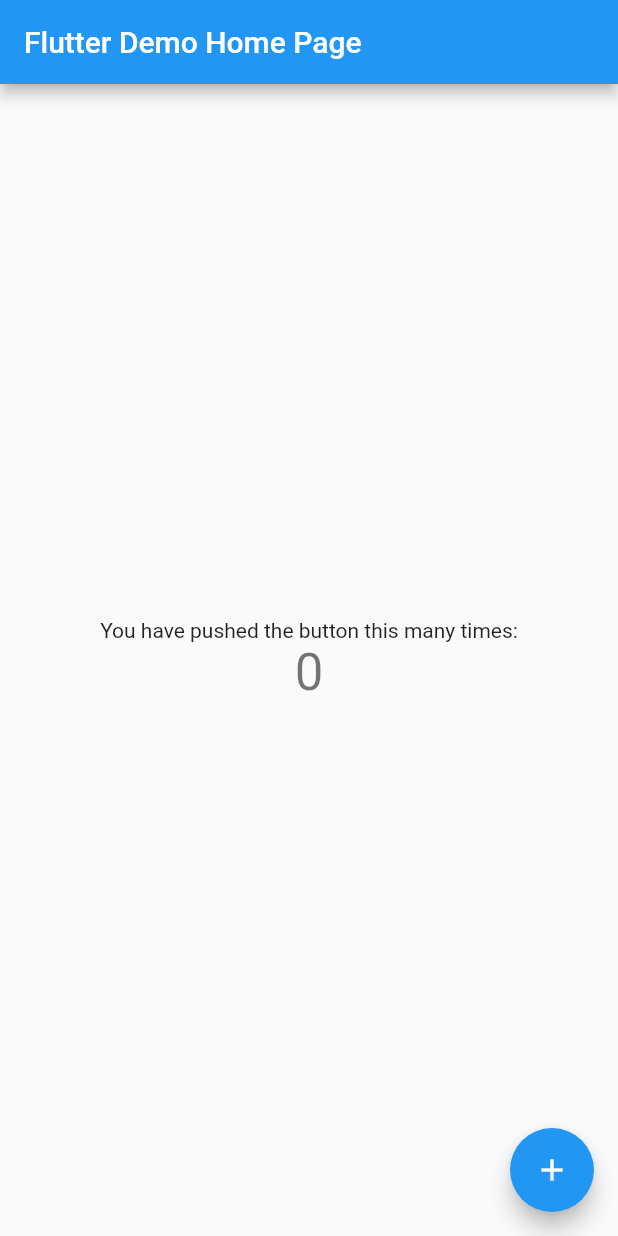
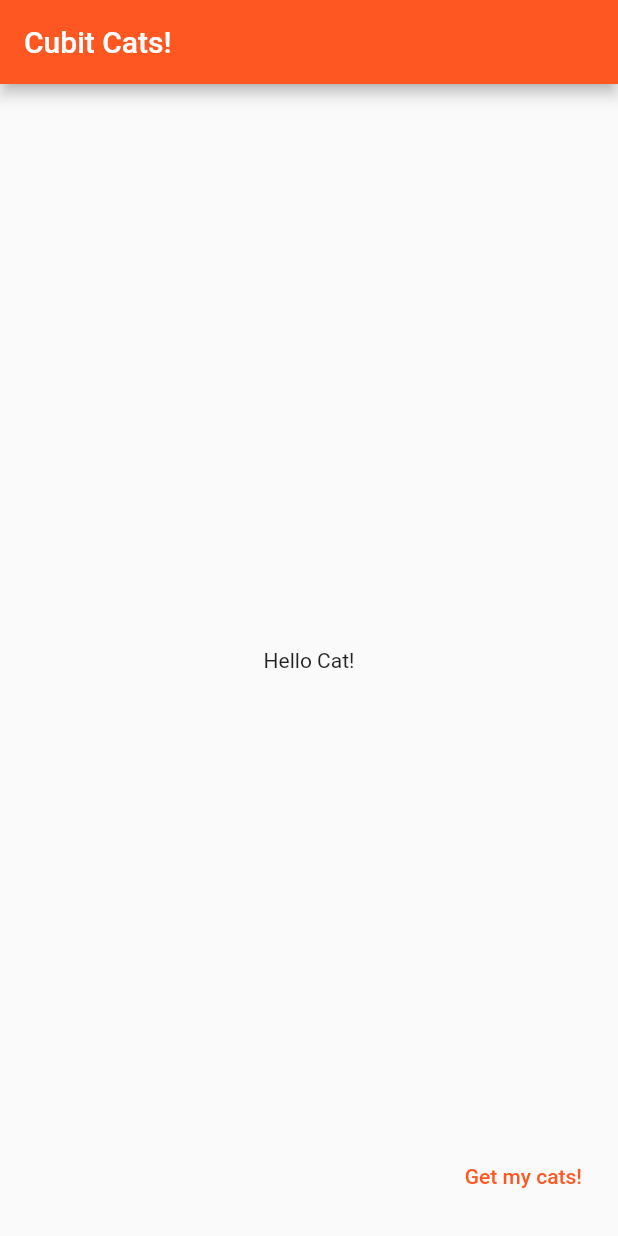
Before and after one commit to armagangok/bloc_cubit_pattern, a Flutter app: the screen it shows after launch, on a phone screen of 412 x 824 dp. Run offline on Flutter 3.47's test engine with Material 2 defaults, Android fonts, the phone set to English and light mode, and no system bars; our stand-ins replace flutter_bloc.

Commit message:
polished and published!

```diff
--- /dev/null
+++ b/lib/cubit/cat_cubit.dart
@@ -0,0 +1,22 @@
+import 'package:bloc_pattern/repository/cat_repository.dart';
+import 'package:flutter_bloc/flutter_bloc.dart';
+
+import 'cat_state.dart';
+
+class CatCubit extends Cubit<CatState> {
+  CatCubit(this._catRepository) : super(const CatInitial());
+
+  final CatRepository _catRepository;
+
+  Future<void> getCats() async {
+    try {
+      emit(const CatLoading());
+      await Future.delayed(const Duration(seconds: 3));
+      final response = await _catRepository.getCats();
+      emit(CatCompleted(response));
+    } on NetworkError catch (error) {
+
+      emit(CatError(error.message));
+    }
+  }
+}
--- /dev/null
+++ b/lib/cubit/cat_state.dart
@@ -0,0 +1,37 @@
+// ignore_for_file: avoid_renaming_method_parameters
+
+import 'package:bloc_pattern/model/cat_model.dart';
+import 'package:flutter/foundation.dart';
+
+abstract class CatState {
+  const CatState();
+}
+
+class CatInitial extends CatState {
+  const CatInitial();
+}
+
+class CatLoading extends CatState {
+  const CatLoading();
+}
+
+class CatCompleted extends CatState {
+  final List<CatModel> response;
+  const CatCompleted(this.response);
+
+  @override
+  bool operator ==(Object o) {
+    if (identical(this, o)) return true;
+
+    return o is CatCompleted && listEquals(o.response, response);
+  }
+
+  @override
+  int get hashCode => response.hashCode;
+}
+
+class CatError extends CatState {
+  final String message;
+
+  const CatError(this.message);
+}
--- a/lib/main.dart
+++ b/lib/main.dart
@@ -1,4 +1,8 @@
+import 'package:bloc_pattern/cubit/cat_cubit.dart';
+import 'package:bloc_pattern/repository/cat_repository.dart';
+import 'package:bloc_pattern/view/cat_view.dart';
 import 'package:flutter/material.dart';
+import 'package:flutter_bloc/flutter_bloc.dart';
 
 void main() {
   runApp(const MyApp());
@@ -7,109 +11,19 @@ void main() {
 class MyApp extends StatelessWidget {
   const MyApp({Key? key}) : super(key: key);
 
-  // This widget is the root of your application.
   @override
   Widget build(BuildContext context) {
     return MaterialApp(
       title: 'Flutter Demo',
       theme: ThemeData(
-        // This is the theme of your application.
-        //
-        // Try running your application with "flutter run". You'll see the
-        // application has a blue toolbar. Then, without quitting the app, try
-        // changing the primarySwatch below to Colors.green and then invoke
-        // "hot reload" (press "r" in the console where you ran "flutter run",
-        // or simply save your changes to "hot reload" in a Flutter IDE).
-        // Notice that the counter didn't reset back to zero; the application
-        // is not restarted.
-        primarySwatch: Colors.blue,
+        primarySwatch: Colors.deepOrange,
       ),
-      home: const MyHomePage(title: 'Flutter Demo Home Page'),
+      home: BlocProvider(
+        create: (context) {
+          return CatCubit(CatRepository());
+        },
+        child: const CatView(),
+      ),
     );
   }
 }
-
-class MyHomePage extends StatefulWidget {
-  const MyHomePage({Key? key, required this.title}) : super(key: key);
-
-  // This widget is the home page of your application. It is stateful, meaning
-  // that it has a State object (defined below) that contains fields that affect
-  // how it looks.
-
-  // This class is the configuration for the state. It holds the values (in this
-  // case the title) provided by the parent (in this case the App widget) and
-  // used by the build method of the State. Fields in a Widget subclass are
-  // always marked "final".
-
-  final String title;
-
-  @override
-  State<MyHomePage> createState() => _MyHomePageState();
-}
-
-class _MyHomePageState extends State<MyHomePage> {
-  int _counter = 0;
-
-  void _incrementCounter() {
-    setState(() {
-      // This call to setState tells the Flutter framework that something has
-      // changed in this State, which causes it to rerun the build method below
-      // so that the display can reflect the updated values. If we changed
-      // _counter without calling setState(), then the build method would not be
-      // called again, and so nothing would appear to happen.
-      _counter++;
-    });
-  }
-
-  @override
-  Widget build(BuildContext context) {
-    // This method is rerun every time setState is called, for instance as done
-    // by the _incrementCounter method above.
-    //
-    // The Flutter framework has been optimized to make rerunning build methods
-    // fast, so that you can just rebuild anything that needs updating rather
-    // than having to individually change instances of widgets.
-    return Scaffold(
-      appBar: AppBar(
-        // Here we take the value from the MyHomePage object that was created by
-        // the App.build method, and use it to set our appbar title.
-        title: Text(widget.title),
-      ),
-      body: Center(
-        // Center is a layout widget. It takes a single child and positions it
-        // in the middle of the parent.
-        child: Column(
-          // Column is also a layout widget. It takes a list of children and
-          // arranges them vertically. By default, it sizes itself to fit its
-          // children horizontally, and tries to be as tall as its parent.
-          //
-          // Invoke "debug painting" (press "p" in the console, choose the
-          // "Toggle Debug Paint" action from the Flutter Inspector in Android
-          // Studio, or the "Toggle Debug Paint" command in Visual Studio Code)
-          // to see the wireframe for each widget.
-          //
-          // Column has various properties to control how it sizes itself and
-          // how it positions its children. Here we use mainAxisAlignment to
-          // center the children vertically; the main axis here is the vertical
-          // axis because Columns are vertical (the cross axis would be
-          // horizontal).
-          mainAxisAlignment: MainAxisAlignment.center,
-          children: <Widget>[
-            const Text(
-              'You have pushed the button this many times:',
-            ),
-            Text(
-              '$_counter',
-              style: Theme.of(context).textTheme.headline4,
-            ),
-          ],
-        ),
-      ),
-      floatingActionButton: FloatingActionButton(
-        onPressed: _incrementCounter,
-        tooltip: 'Increment',
-        child: const Icon(Icons.add),
-      ), // This trailing comma makes auto-formatting nicer for build methods.
-    );
-  }
-}
--- /dev/null
+++ b/lib/model/cat_model.dart
@@ -0,0 +1,21 @@
+class CatModel {
+  String? description;
+  String? imageUrl;
+  int? statusCode;
+
+  CatModel({this.description, this.imageUrl, this.statusCode});
+
+  CatModel.fromJson(Map<String, dynamic> json) {
+    description = json['description'];
+    imageUrl = json['imageUrl'];
+    statusCode = json['statusCode'];
+  }
+
+  Map<String, dynamic> toJson() {
+    final Map<String, dynamic> data = <String, dynamic>{};
+    data['description'] = description;
+    data['imageUrl'] = imageUrl;
+    data['statusCode'] = statusCode;
+    return data;
+  }
+}
--- /dev/null
+++ b/lib/repository/cat_repository.dart
@@ -0,0 +1,40 @@
+import 'dart:convert';
+import 'dart:io';
+
+import 'package:http/http.dart' as http;
+
+import '../model/cat_model.dart';
+
+abstract class BaseCatRepository {
+  Future<List<CatModel>> getCats();
+}
+
+class CatRepository implements BaseCatRepository {
+  static const _baseUrl = "https://hwasampleapi.firebaseio.com/http.json1";
+
+  @override
+  Future<List<CatModel>> getCats() async {
+    final response = await http.get(Uri.parse(_baseUrl));
+
+    switch (response.statusCode) {
+      case HttpStatus.ok:
+        final jsonBody = jsonDecode(response.body) as List;
+        return jsonBody.map((e) => CatModel.fromJson(e)).toList();
+
+      default:
+        throw (NetworkError(
+          message: "",
+          statusCode: response.statusCode,
+        ));
+    }
+  }
+}
+
+class NetworkError implements Exception {
+  final int statusCode;
+  final String message;
+  NetworkError({
+    required this.message,
+    required this.statusCode,
+  });
+}
--- /dev/null
+++ b/lib/view/cat_view.dart
@@ -0,0 +1,98 @@
+import 'package:bloc_pattern/cubit/cat_cubit.dart';
+import 'package:bloc_pattern/cubit/cat_state.dart';
+import 'package:flutter/material.dart';
+import 'package:flutter_bloc/flutter_bloc.dart';
+
+class CatView extends StatelessWidget {
+  const CatView({Key? key}) : super(key: key);
+  @override
+  Widget build(BuildContext context) {
+    return Scaffold(
+      appBar: buildAppBar(),
+      body: buildBody(),
+      floatingActionButton: getCatsButton(),
+    );
+  }
+
+  Widget getCatsButton() {
+    return Builder(builder: (context) {
+      return TextButton(
+        onPressed: () async {
+          await context.read<CatCubit>().getCats();
+        },
+        child: const Text("Get my cats!"),
+      );
+    });
+  }
+
+  Widget buildBody() {
+    return BlocConsumer<CatCubit, CatState>(
+      listener: (context, state) {
+        if (state is CatError) {
+          ScaffoldMessenger.of(context).showSnackBar(
+            SnackBar(
+              content: Text(state.message),
+            ),
+          );
+        }
+      },
+      builder: (context, state) {
+        if (state is CatInitial) {
+          return buildCatInitial();
+        } else if (state is CatLoading) {
+          return buildCatLoading();
+        } else if (state is CatCompleted) {
+          return buildCatListView(state);
+        } else {
+          return buildError(state);
+        }
+      },
+    );
+  }
+
+  Text buildError(CatState state) {
+    final error = state as CatError;
+    return Text(error.message);
+  }
+
+  ListView buildCatListView(CatCompleted state) {
+    return ListView.builder(
+      physics: const ClampingScrollPhysics(),
+      shrinkWrap: true,
+      addAutomaticKeepAlives: false,
+      addRepaintBoundaries: false,
+      itemCount: state.response.length,
+      itemBuilder: (context, index) => Column(
+        children: [
+          Padding(
+            padding: const EdgeInsets.all(8.0),
+            child: Column(
+              children: [
+                Image.network(state.response[index].imageUrl!),
+                Text(state.response[index].description!)
+              ],
+            ),
+          ),
+        ],
+      ),
+    );
+  }
+
+  Center buildCatLoading() {
+    return const Center(
+      child: CircularProgressIndicator(),
+    );
+  }
+
+  Center buildCatInitial() {
+    return const Center(
+      child: Text("Hello Cat!"),
+    );
+  }
+
+  AppBar buildAppBar() {
+    return AppBar(
+      title: const Text("Cubit Cats!"),
+    );
+  }
+}
--- a/pubspec.yaml
+++ b/pubspec.yaml
@@ -34,6 +34,9 @@ dependencies:
   # The following adds the Cupertino Icons font to your application.
   # Use with the CupertinoIcons class for iOS style icons.
   cupertino_icons: ^1.0.2
+  # bloc: ^8.1.0
+  flutter_bloc: ^8.1.1
+  http: ^0.13.5
 
 dev_dependencies:
   flutter_test:
```
Also changed, not shown: pubspec.lock.
